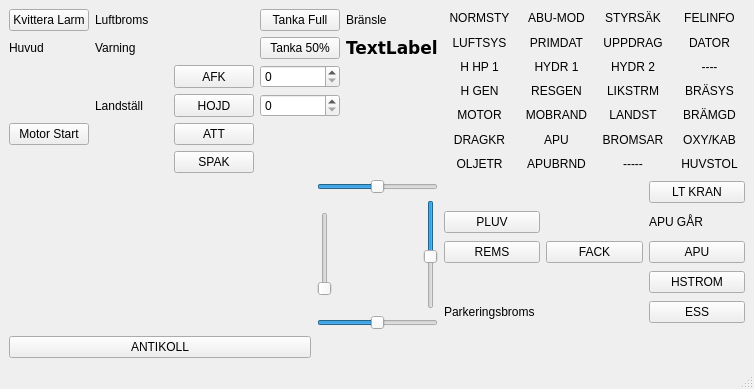
Above: ui/main.ui from f11museum/JAS-IS-Cockpit before the change. Below: the same form after it.
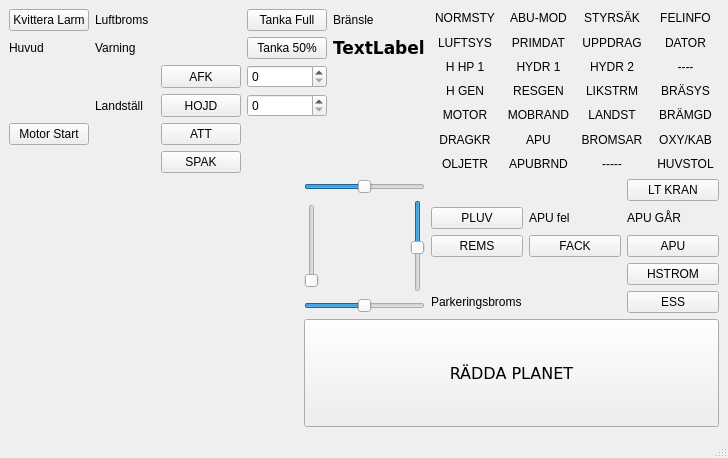
That is the form after the change.

Commit message: mer lampor

Patch:
```diff
--- a/ui/main.ui
+++ b/ui/main.ui
@@ -6,8 +6,8 @@
    <rect>
     <x>0</x>
     <y>0</y>
-    <width>754</width>
-    <height>389</height>
+    <width>728</width>
+    <height>458</height>
    </rect>
   </property>
   <property name="windowTitle">
@@ -364,11 +364,15 @@
         </property>
        </widget>
       </item>
+      <item row="1" column="1">
+       <widget class="QLabel" name="lamps_apu_red">
+        <property name="text">
+         <string>APU fel</string>
+        </property>
+       </widget>
+      </item>
      </layout>
     </item>
-    <item row="5" column="2">
-     <layout class="QGridLayout" name="gridLayout_6"/>
-    </item>
     <item row="2" column="1">
      <layout class="QGridLayout" name="gridLayout_5" columnminimumwidth="100,0">
       <property name="sizeConstraint">
@@ -598,12 +602,30 @@
       </item>
      </layout>
     </item>
-    <item row="5" column="0">
-     <layout class="QGridLayout" name="gridLayout_7">
-      <item row="0" column="0">
-       <widget class="QPushButton" name="buttonlamp_antikoll">
+    <item row="5" column="1" colspan="2">
+     <layout class="QGridLayout" name="gridLayout_6">
+      <item row="0" column="0" rowspan="2">
+       <widget class="QPushButton" name="button_reload_acf">
+        <property name="sizePolicy">
+         <sizepolicy hsizetype="Minimum" vsizetype="Minimum">
+          <horstretch>100</horstretch>
+          <verstretch>100</verstretch>
+         </sizepolicy>
+        </property>
+        <property name="baseSize">
+         <size>
+          <width>50</width>
+          <height>50</height>
+         </size>
+        </property>
+        <property name="font">
+         <font>
+          <family>DejaVu Sans</family>
+          <pointsize>12</pointsize>
+         </font>
+        </property>
         <property name="text">
-         <string>ANTIKOLL</string>
+         <string>RÄDDA PLANET</string>
         </property>
        </widget>
       </item>
```
Left out of the diff: 2 changed lines with no effect on the pictures. The commit also changes 2 other files.
